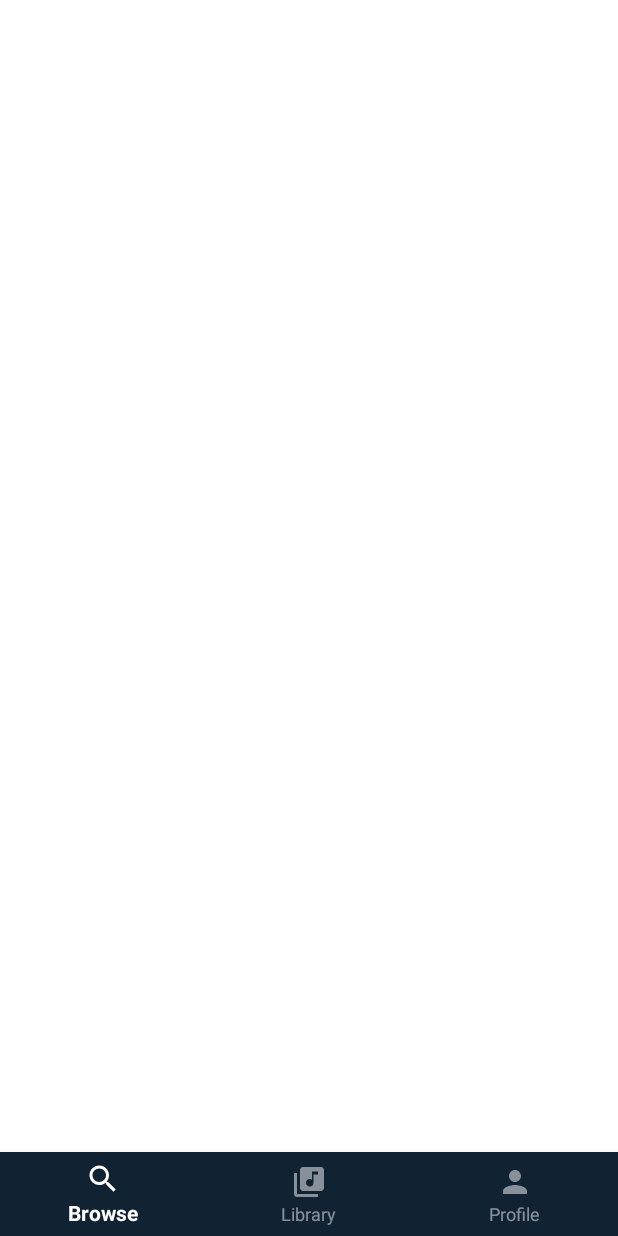
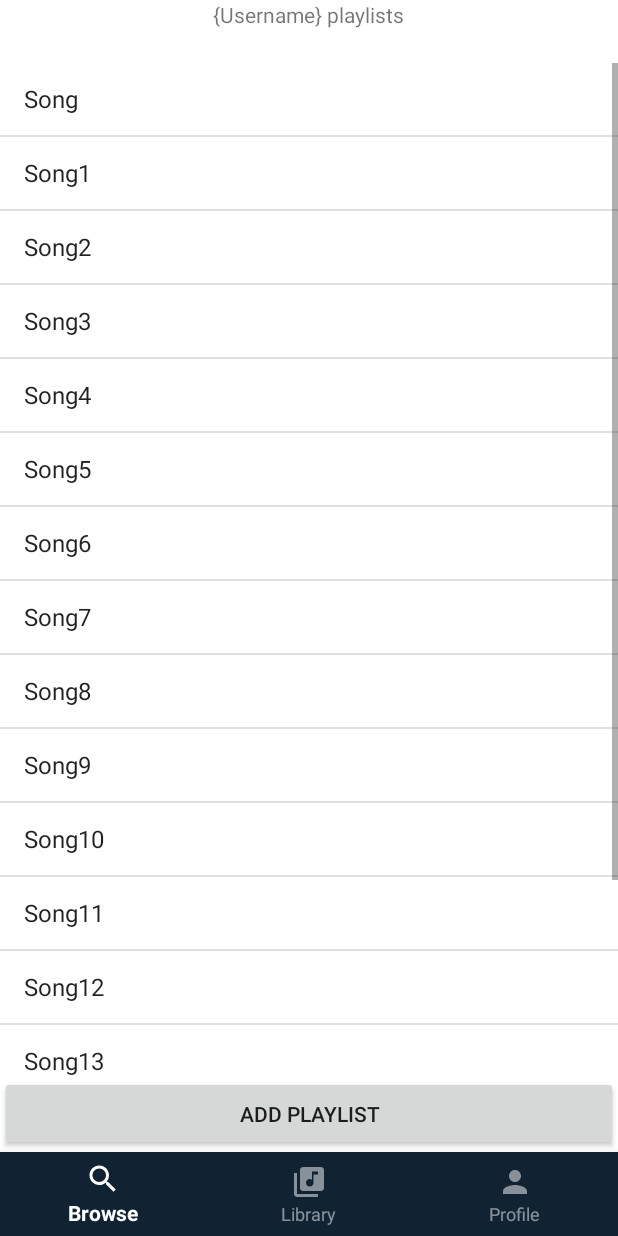
Before and after one commit to kenle123/NotSpotify, an Android app: the fragment LibraryFragment placed in its activity, on a phone screen of 412 x 824 dp. Run offline under Robolectric (Android 15) with nearby library versions, the phone set to English and light mode, and no system bars; libraries missing offline, so code that uses them is left out: ir.mirrajabi.searchdialog.

Commit message:
Implemented UI for Library tab

```diff
--- a/app/src/main/java/com/example/notspotify/LibraryFragment.java
+++ b/app/src/main/java/com/example/notspotify/LibraryFragment.java
@@ -6,6 +6,12 @@ import android.support.v4.app.Fragment;
 import android.view.LayoutInflater;
 import android.view.View;
 import android.view.ViewGroup;
+import android.widget.AdapterView;
+import android.widget.ArrayAdapter;
+import android.widget.ListView;
+
+import java.util.ArrayList;
+import java.util.List;
 
 
 /**
@@ -18,12 +24,57 @@ public class LibraryFragment extends Fragment {
         // Required empty public constructor
     }
 
+    ListView listView;
+    //List list = new ArrayList();
+    //ArrayAdapter adapter;
 
     @Override
     public View onCreateView(LayoutInflater inflater, ViewGroup container,
                              Bundle savedInstanceState) {
         // Inflate the layout for this fragment
-        return inflater.inflate(R.layout.fragment_library, container, false);
+        View view = inflater.inflate(R.layout.fragment_library, container, false);
+
+        listView = view.findViewById(R.id.list_view);
+        ArrayList<String> list = new ArrayList<>();
+        list.add("Song");
+        list.add("Song1");
+        list.add("Song2");
+        list.add("Song3");
+        list.add("Song4");
+        list.add("Song5");
+        list.add("Song6");
+        list.add("Song7");
+        list.add("Song8");
+        list.add("Song9");
+        list.add("Song10");
+        list.add("Song11");
+        list.add("Song12");
+        list.add("Song13");
+        list.add("Song14");
+        list.add("Song15");
+        list.add("Song16");
+
+        ArrayAdapter arrayAdapter = new ArrayAdapter(getActivity(), android.R.layout.simple_list_item_1, list);
+        listView.setAdapter(arrayAdapter);
+
+        listView.setOnItemClickListener(new AdapterView.OnItemClickListener() {
+            @Override
+            public void onItemClick(AdapterView<?> adapterView, View view, int i, long l) {
+
+            }
+        });
+
+
+
+
+
+
+
+
+
+
+
+        return view;
     }
 
 }
--- a/app/src/main/res/layout/fragment_library.xml
+++ b/app/src/main/res/layout/fragment_library.xml
@@ -1,15 +1,29 @@
 <?xml version="1.0" encoding="utf-8"?>
-<FrameLayout xmlns:android="http://schemas.android.com/apk/res/android"
+<LinearLayout xmlns:android="http://schemas.android.com/apk/res/android"
     xmlns:tools="http://schemas.android.com/tools"
     android:layout_width="match_parent"
     android:layout_height="match_parent"
-    tools:context=".LibraryFragment">
+    tools:context=".LibraryFragment"
+    android:orientation="vertical">
 
-    <!-- TODO: Update blank fragment layout -->
     <TextView
+        android:layout_width="wrap_content"
+        android:layout_height="0dp"
+        android:text="{Username} playlists"
+        android:layout_gravity="center_horizontal"
+        android:id="@+id/textview_playlists"
+        android:layout_weight=".05"/>
+
+    <ListView
+        android:id="@+id/list_view"
         android:layout_width="match_parent"
-        android:layout_height="match_parent"
-        android:text="library"
-        android:textColor="@color/colorWhite"/>
+        android:layout_height="0dp"
+        android:layout_weight=".8"/>
 
-</FrameLayout>
+    <Button
+        android:layout_width="match_parent"
+        android:layout_height="0dp"
+        android:layout_weight=".06"
+        android:text="Add playlist"
+        android:id="@+id/button_add_playlist"/>
+</LinearLayout>
```
